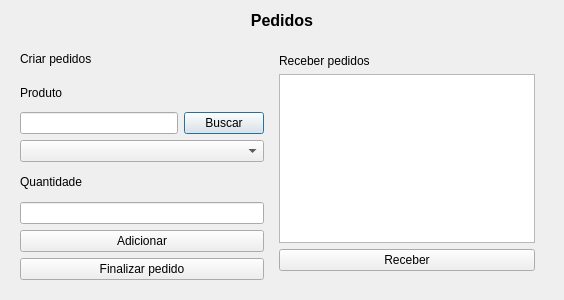
First picture: the form in view/QDialogPedidos.ui, repository victorzxhugo/TrabalhoFinalDevDesktop, before the edit.
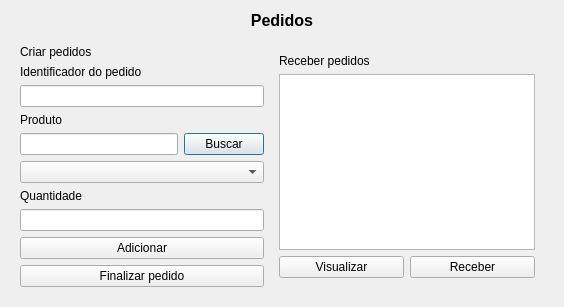
Second picture: the form after the edit.

Commit message: pedidos corrigidos

What changed in the file:
```diff
--- a/view/QDialogPedidos.ui
+++ b/view/QDialogPedidos.ui
@@ -31,8 +31,6 @@
     <layout class="QHBoxLayout" name="horizontalLayout">
      <item>
       <widget class="QWidget" name="widget_pedidos_maior" native="true">
-       <layout class="QHBoxLayout" name="horizontalLayout_4">
-        <item>
          <layout class="QHBoxLayout" name="horizontalLayout_3">
           <item>
            <layout class="QVBoxLayout" name="verticalLayout_2">
@@ -43,6 +41,16 @@
               </property>
              </widget>
             </item>
+          <item>
+           <widget class="QLabel" name="lbl_pedidos_identificador">
+            <property name="text">
+             <string>Identificador do pedido</string>
+            </property>
+           </widget>
+          </item>
+          <item>
+           <widget class="QLineEdit" name="txt_pedidos_identificador"/>
+          </item>
             <item>
              <widget class="QLabel" name="lbl_pedidos_nome_produto">
               <property name="text">
@@ -95,6 +103,8 @@
           </item>
           <item>
            <widget class="QWidget" name="widget_pedidos_menor" native="true">
+          <layout class="QVBoxLayout" name="verticalLayout_4">
+           <item>
             <layout class="QVBoxLayout" name="verticalLayout_3">
              <item>
               <widget class="QLabel" name="lbl_pedidos_nome_receber_pedidos">
@@ -107,6 +117,15 @@
               <widget class="QTableWidget" name="tb_widget_pedidos_receber_pedidos"/>
              </item>
              <item>
+              <layout class="QHBoxLayout" name="horizontalLayout_4">
+               <item>
+                <widget class="QPushButton" name="btn_pedidos_visualizar">
+                 <property name="text">
+                  <string>Visualizar</string>
+                 </property>
+                </widget>
+               </item>
+               <item>
               <widget class="QPushButton" name="btn_pedidos_receber">
                <property name="text">
                 <string>Receber</string>
@@ -114,9 +133,11 @@
               </widget>
              </item>
             </layout>
-           </widget>
-          </item>
-         </layout>
+             </item>
+            </layout>
+           </item>
+          </layout>
+         </widget>
         </item>
        </layout>
       </widget>
```
Lines whose indentation alone changed are shown as unchanged. The commit also changes 2 other files.
